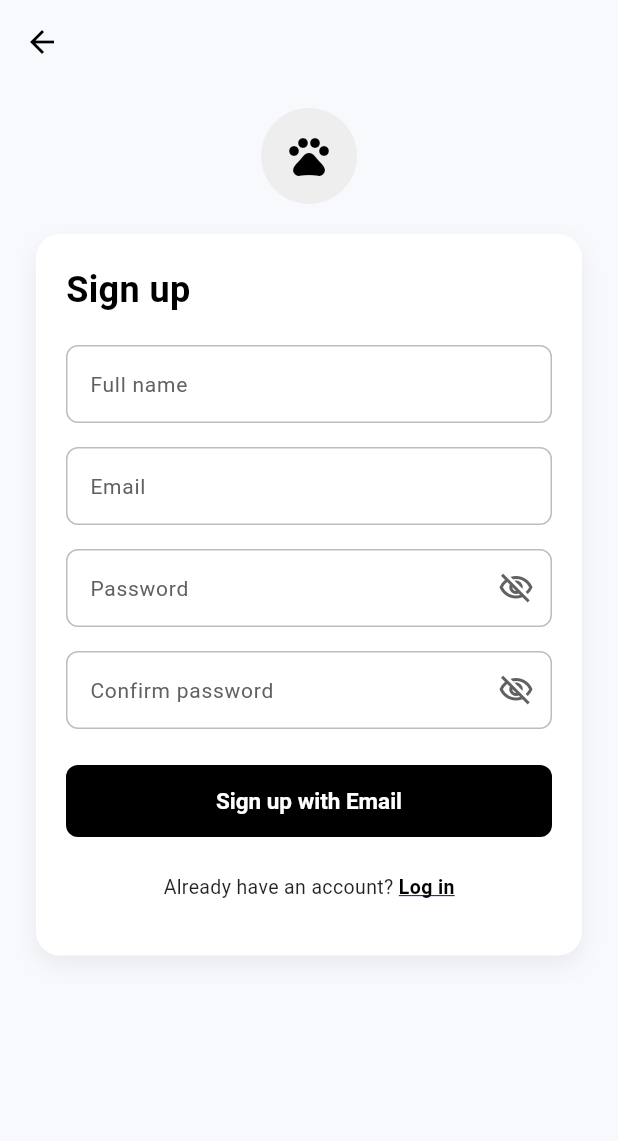
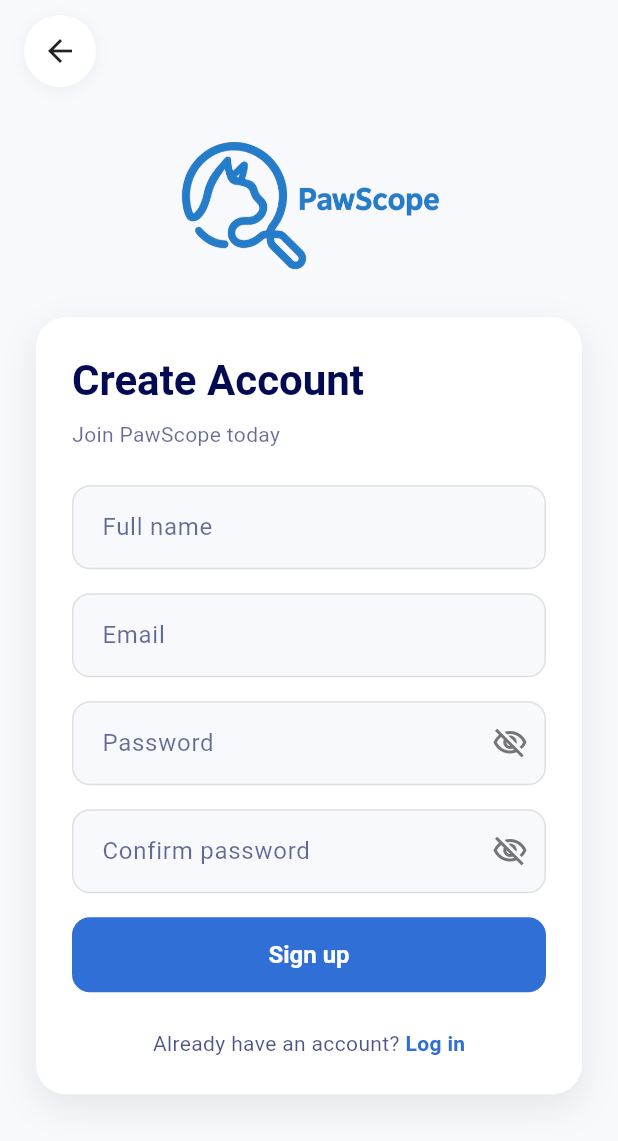
Before and after one commit to stfd9/FYP_Project, a Flutter app: the _RegisterContent screen opened directly, on a phone screen of 412 x 824 dp. Shown: the top 1141 px of the screen. Run offline on Flutter 3.47's test engine with Material 3 defaults, Android fonts, the light colour scheme and no system bars; our stand-ins replace camera, image_picker.

Commit message:
register update

```diff
--- a/lib/View/login_view.dart
+++ b/lib/View/login_view.dart
@@ -42,7 +42,7 @@ class _LoginContent extends StatelessWidget {
                   children: [
                     // --- Logo Section ---
                     SizedBox(
-                      height: 180, // Adjust height as needed
+                      height: 110, // Adjust height as needed
                       width: 300, // Give it enough width for the text
                       child: Image.asset(
                         'images/assets/full_logo.png',
@@ -86,7 +86,7 @@ class _LoginContent extends StatelessWidget {
                           ),
                           const SizedBox(height: 8),
                           Text(
-                            'Welcome back to PetCare',
+                            'Welcome back to PawScope',
                             style: theme.textTheme.bodyMedium?.copyWith(
                               color: colorScheme.onSurface.withValues(
                                 alpha: 0.6,
--- a/lib/View/register_view.dart
+++ b/lib/View/register_view.dart
@@ -21,130 +21,159 @@ class _RegisterContent extends StatelessWidget {
   @override
   Widget build(BuildContext context) {
     final viewModel = context.watch<RegisterViewModel>();
+    final theme = Theme.of(context);
+    final colorScheme = theme.colorScheme;
 
     return Scaffold(
-      backgroundColor: Theme.of(context).scaffoldBackgroundColor,
-      appBar: AppBar(
-        leading: IconButton(
-          icon: const Icon(Icons.arrow_back),
-          color: Colors.black,
-          onPressed: () => viewModel.onGoToLoginPressed(context),
+      backgroundColor: theme.scaffoldBackgroundColor,
+      body: SafeArea(
+        child: Stack(
+          children: [
+            // 1. Main Content
+            Center(
+              child: SingleChildScrollView(
+                padding: const EdgeInsets.symmetric(
+                  horizontal: 24,
+                  vertical: 24,
                 ),
-        backgroundColor: Theme.of(context).scaffoldBackgroundColor,
-        elevation: 0,
-      ),
-      body: SafeArea(
-        child: SingleChildScrollView(
-          padding: const EdgeInsets.symmetric(horizontal: 24, vertical: 16),
                 child: Column(
                   crossAxisAlignment: CrossAxisAlignment.center,
+                  mainAxisAlignment: MainAxisAlignment.center,
                   children: [
-              Container(
-                width: 64,
-                height: 64,
-                decoration: BoxDecoration(
-                  color: Colors.grey.shade200,
-                  shape: BoxShape.circle,
+                    // --- Logo Section ---
+                    SizedBox(
+                      height: 85,
+                      width: 300,
+                      child: Image.asset(
+                        'images/assets/full_logo.png',
+                        fit: BoxFit.contain,
+                        errorBuilder: (context, error, stackTrace) {
+                          return Icon(
+                            Icons.pets,
+                            size: 60,
+                            color: colorScheme.primary,
+                          );
+                        },
                       ),
-                child: const Icon(Icons.pets, size: 32, color: Colors.black),
                     ),
-              const SizedBox(height: 20),
+                    const SizedBox(height: 32),
+
+                    // --- Register Form Card ---
                     Container(
                       width: double.infinity,
-                padding: const EdgeInsets.symmetric(
-                  horizontal: 20,
-                  vertical: 20,
-                ),
+                      padding: const EdgeInsets.all(24),
                       decoration: BoxDecoration(
                         color: Colors.white,
-                  borderRadius: BorderRadius.circular(16),
+                        borderRadius: BorderRadius.circular(20),
                         boxShadow: [
                           BoxShadow(
-                      color: Colors.black.withValues(alpha: 0.06),
-                      blurRadius: 12,
-                      offset: const Offset(0, 6),
+                            color: colorScheme.shadow.withValues(alpha: 0.08),
+                            blurRadius: 20,
+                            offset: const Offset(0, 8),
                           ),
                         ],
                       ),
                       child: Column(
                         crossAxisAlignment: CrossAxisAlignment.start,
                         children: [
-                    const Text(
-                      'Sign up',
-                      style: TextStyle(
-                        fontSize: 24,
-                        fontWeight: FontWeight.w700,
-                        color: Colors.black,
+                          Text(
+                            'Create Account',
+                            style: theme.textTheme.headlineMedium?.copyWith(
+                              fontWeight: FontWeight.bold,
+                              color: colorScheme.onSurface, // Midnight Blue
                             ),
                           ),
-                    const SizedBox(height: 20),
+                          const SizedBox(height: 8),
+                          Text(
+                            'Join PawScope today',
+                            style: theme.textTheme.bodyMedium?.copyWith(
+                              color: colorScheme.onSurface.withValues(
+                                alpha: 0.6,
+                              ),
+                            ),
+                          ),
+                          const SizedBox(height: 24),
+
+                          // Full Name
                           TextField(
                             controller: viewModel.nameController,
                             keyboardType: TextInputType.name,
-                      decoration: _inputDecoration('Full name'),
+                            decoration: _inputDecoration(context, 'Full name'),
                           ),
                           const SizedBox(height: 16),
+
+                          // Email
                           TextField(
                             controller: viewModel.emailController,
                             keyboardType: TextInputType.emailAddress,
-                      decoration: _inputDecoration('Email'),
+                            decoration: _inputDecoration(context, 'Email'),
                           ),
                           const SizedBox(height: 16),
+
+                          // Password
                           TextField(
                             controller: viewModel.passwordController,
                             obscureText: viewModel.obscurePassword,
                             decoration: _inputDecoration(
+                              context,
                               'Password',
                               suffixIcon: IconButton(
                                 icon: Icon(
                                   viewModel.obscurePassword
                                       ? Icons.visibility_off_outlined
                                       : Icons.visibility_outlined,
-                            color: Colors.grey.shade700,
+                                  color: Colors.grey.shade600,
                                 ),
                                 onPressed: viewModel.onTogglePasswordPressed,
                               ),
                             ),
                           ),
                           const SizedBox(height: 16),
+
+                          // Confirm Password
                           TextField(
                             controller: viewModel.confirmPasswordController,
                             obscureText: viewModel.obscureConfirmPassword,
                             decoration: _inputDecoration(
+                              context,
                               'Confirm password',
                               suffixIcon: IconButton(
                                 icon: Icon(
                                   viewModel.obscureConfirmPassword
                                       ? Icons.visibility_off_outlined
                                       : Icons.visibility_outlined,
-                            color: Colors.grey.shade700,
+                                  color: Colors.grey.shade600,
                                 ),
                                 onPressed: viewModel.onToggleConfirmPressed,
                               ),
                             ),
                           ),
                           const SizedBox(height: 16),
+
+                          // Error Message
                           if (viewModel.errorMessage != null)
                             Padding(
                               padding: const EdgeInsets.only(bottom: 8.0),
                               child: Text(
                                 viewModel.errorMessage!,
-                          style: const TextStyle(
-                            color: Colors.red,
+                                style: TextStyle(
+                                  color: colorScheme.error,
                                   fontSize: 13,
+                                  fontWeight: FontWeight.w500,
                                 ),
                               ),
                             ),
-                    const SizedBox(height: 8),
+
+                          // Sign Up Button
                           SizedBox(
                             width: double.infinity,
-                      height: 48,
+                            height: 50,
                             child: ElevatedButton(
                               style: ElevatedButton.styleFrom(
-                          backgroundColor: Colors.black,
-                          foregroundColor: Colors.white,
+                                backgroundColor: colorScheme.primary, // Cobalt
+                                foregroundColor: colorScheme.onPrimary, // White
                                 shape: RoundedRectangleBorder(
-                            borderRadius: BorderRadius.circular(8),
+                                  borderRadius: BorderRadius.circular(12),
                                 ),
                                 elevation: 0,
                               ),
@@ -152,46 +181,53 @@ class _RegisterContent extends StatelessWidget {
                                   ? null
                                   : () => viewModel.onRegisterPressed(context),
                               child: viewModel.isLoading
-                            ? const SizedBox(
+                                  ? SizedBox(
                                       width: 22,
                                       height: 22,
                                       child: CircularProgressIndicator(
-                                  strokeWidth: 2.2,
-                                  color: Colors.white,
+                                        strokeWidth: 2.5,
+                                        color: colorScheme.onPrimary,
                                       ),
                                     )
                                   : const Text(
-                                'Sign up with Email',
+                                      'Sign up',
                                       style: TextStyle(
-                                  fontSize: 15,
+                                        fontSize: 16,
                                         fontWeight: FontWeight.w600,
                                       ),
                                     ),
                             ),
                           ),
+
                           const SizedBox(height: 24),
+
+                          // Login Link
                           Row(
                             mainAxisAlignment: MainAxisAlignment.center,
                             children: [
-                        const Text(
+                              Text(
                                 'Already have an account? ',
-                          style: TextStyle(fontSize: 13, color: Colors.black87),
+                                style: TextStyle(
+                                  fontSize: 14,
+                                  color: colorScheme.onSurface.withValues(
+                                    alpha: 0.7,
+                                  ),
+                                ),
                               ),
                               GestureDetector(
-                          onTap: () => viewModel.onGoToLoginPressed(context),
-                          child: const Text(
+                                onTap: () =>
+                                    viewModel.onGoToLoginPressed(context),
+                                child: Text(
                                   'Log in',
                                   style: TextStyle(
-                              fontSize: 13,
-                              fontWeight: FontWeight.w600,
-                              decoration: TextDecoration.underline,
-                              color: Colors.black,
+                                    fontSize: 14,
+                                    fontWeight: FontWeight.bold,
+                                    color: colorScheme.primary, // Cobalt Link
                                   ),
                                 ),
                               ),
                             ],
                           ),
-                    const SizedBox(height: 16),
                         ],
                       ),
                     ),
@@ -199,27 +235,63 @@ class _RegisterContent extends StatelessWidget {
                 ),
               ),
             ),
+
+            // 2. Back Button (Top Left)
+            Positioned(
+              top: 10,
+              left: 16,
+              child: Container(
+                decoration: BoxDecoration(
+                  color: Colors.white,
+                  shape: BoxShape.circle,
+                  boxShadow: [
+                    BoxShadow(
+                      color: Colors.black.withValues(alpha: 0.05),
+                      blurRadius: 8,
+                      offset: const Offset(0, 2),
+                    ),
+                  ],
+                ),
+                child: IconButton(
+                  icon: const Icon(Icons.arrow_back, color: Colors.black87),
+                  onPressed: () => viewModel.onGoToLoginPressed(context),
+                  tooltip: 'Back to Login',
+                ),
+              ),
+            ),
+          ],
+        ),
+      ),
     );
   }
 
-  InputDecoration _inputDecoration(String label, {Widget? suffixIcon}) {
+  InputDecoration _inputDecoration(
+    BuildContext context,
+    String label, {
+    Widget? suffixIcon,
+  }) {
+    final theme = Theme.of(context);
+    final colorScheme = theme.colorScheme;
+
     return InputDecoration(
       labelText: label,
-      labelStyle: TextStyle(color: Colors.grey.shade700, fontSize: 14),
-      contentPadding: const EdgeInsets.symmetric(horizontal: 12, vertical: 14),
+      labelStyle: TextStyle(
+        color: colorScheme.onSurface.withValues(alpha: 0.6),
+      ),
+      contentPadding: const EdgeInsets.symmetric(horizontal: 16, vertical: 16),
       filled: true,
-      fillColor: Colors.white,
+      fillColor: theme.scaffoldBackgroundColor, // Light background for inputs
       border: OutlineInputBorder(
-        borderRadius: BorderRadius.circular(8),
-        borderSide: BorderSide(color: Colors.grey.shade400),
+        borderRadius: BorderRadius.circular(12),
+        borderSide: BorderSide(color: Colors.grey.shade300),
       ),
       enabledBorder: OutlineInputBorder(
-        borderRadius: BorderRadius.circular(8),
-        borderSide: BorderSide(color: Colors.grey.shade400),
+        borderRadius: BorderRadius.circular(12),
+        borderSide: BorderSide(color: Colors.grey.shade300),
       ),
-      focusedBorder: const OutlineInputBorder(
-        borderRadius: BorderRadius.all(Radius.circular(8)),
-        borderSide: BorderSide(color: Colors.black, width: 1.2),
+      focusedBorder: OutlineInputBorder(
+        borderRadius: BorderRadius.circular(12),
+        borderSide: BorderSide(color: colorScheme.primary, width: 2),
       ),
       suffixIcon: suffixIcon,
     );
```
Also changed, not shown: images/assets/color_logo.png (added), images/assets/full_logo.png. Lines whose indentation alone changed are shown as unchanged.
